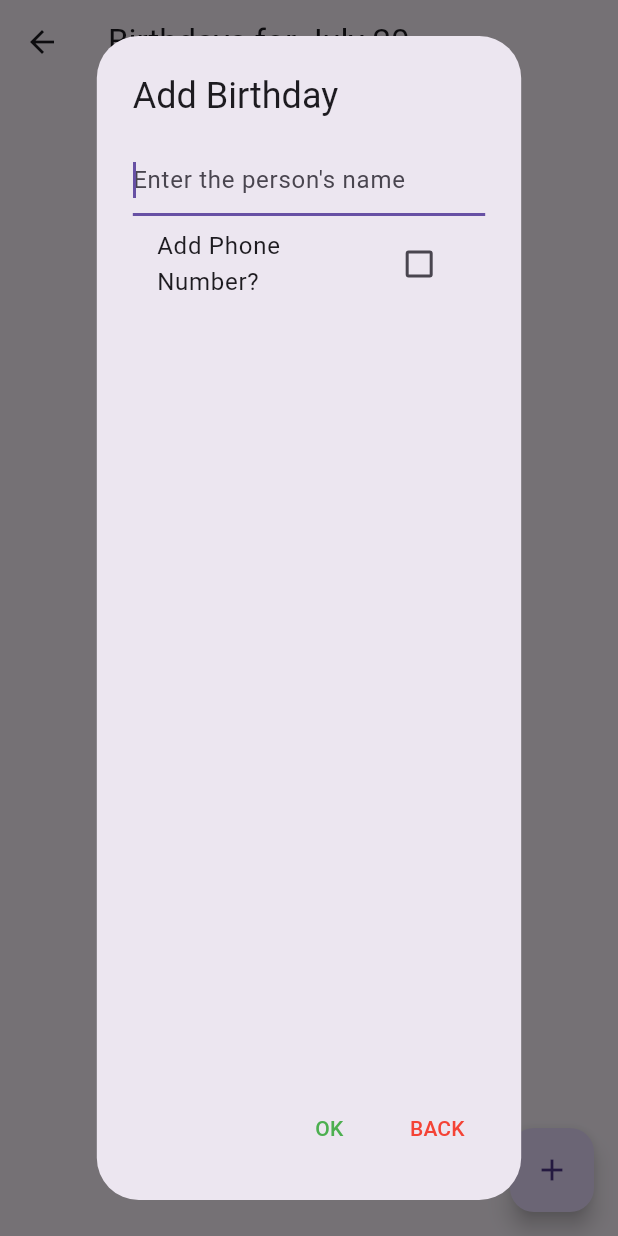
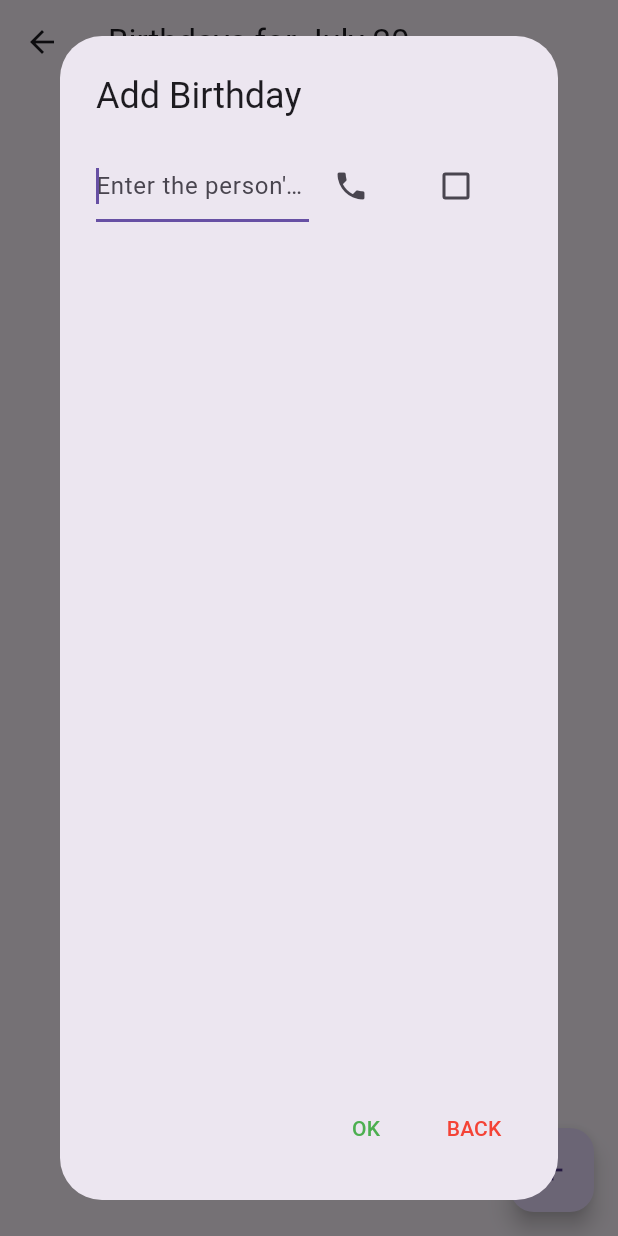
Before and after one commit to TomerPacific/BirthdayCalendar, a Flutter app: the BirthdaysForCalendarDayWidget screen opened directly with empty values, after a tap on the "add" icon, on a phone screen of 412 x 824 dp. Run offline on Flutter 3.47's test engine with Material 3 defaults, Android fonts, the phone set to English and light mode, and no system bars; our stand-ins replace flutter_bloc, flutter_contacts, flutter_local_notifications, intl_phone_number_input, package_info_plus, permission_handler and 2 more; missing offline and left inert: in_app_update; accounts and stored records are empty.

Commit message:
BirthdayCalendar refactoring UI to be on one line

```diff
--- a/lib/widget/add_birthday_form.dart
+++ b/lib/widget/add_birthday_form.dart
@@ -60,7 +60,10 @@ class AddBirthdayFormState extends State<AddBirthdayForm> {
           child: new Column(
               mainAxisAlignment: MainAxisAlignment.center,
               children: [
-                new TextFormField(
+                new Row(
+                  children: [
+                    Expanded(
+                      child: new TextFormField(
                       autofocus: true,
                       controller: _birthdayPersonController,
                       decoration:
@@ -76,8 +79,12 @@ class AddBirthdayFormState extends State<AddBirthdayForm> {
                         return null;
                         },
                       ),
-                new CheckboxListTile(
-                    title: Text("Add Phone Number?"),
+                    ),
+                    Expanded(
+                        child: new CheckboxListTile(
+                            secondary: Icon(
+                                Icons.phone
+                            ),
                             checkColor: Colors.white,
                             value: doesWantToAddPhoneNumber,
                             onChanged: (bool? value) {
@@ -86,6 +93,9 @@ class AddBirthdayFormState extends State<AddBirthdayForm> {
                               });
                               myFocusNode.requestFocus();
                             }),
+                    )
+                  ],
+                ),
                 doesWantToAddPhoneNumber == true ?
                 new InternationalPhoneNumberInput(
                   focusNode: myFocusNode,
```
Lines whose indentation alone changed are shown as unchanged.
